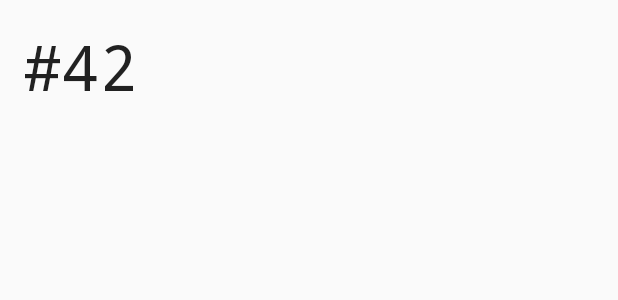
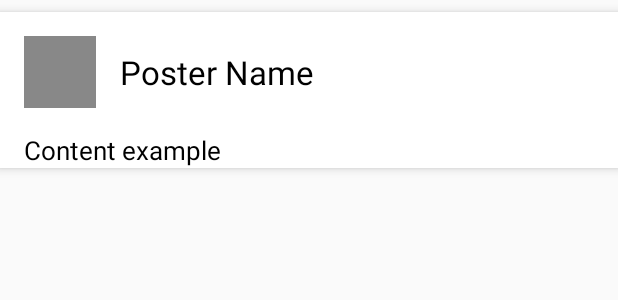
Before and after one commit to jimdotlin/FinalExam, an Android app: the layout list_item.xml on its own in the app's theme, with its tools: preview values and no code run, on a phone screen of 412 x 824 dp. Shown: the top 300 px of the screen. Run offline under Robolectric (Android 15) with nearby library versions, the phone set to English and light mode, and no system bars.

Commit message:
upload 0605 0530

```diff
--- a/app/build.gradle
+++ b/app/build.gradle
@@ -24,7 +24,9 @@ dependencies {
     implementation 'com.android.support:recyclerview-v7:28.0.0'
     implementation 'com.android.support.constraint:constraint-layout:1.1.3'
     implementation 'com.android.support:design:28.0.0'
+    implementation 'com.github.bumptech.glide:glide:3.5.2'
     testImplementation 'junit:junit:4.12'
     androidTestImplementation 'com.android.support.test:runner:1.0.2'
     androidTestImplementation 'com.android.support.test.espresso:espresso-core:3.0.2'
+    implementation 'com.google.android.gms:play-services-ads:12.0.0'
 }
--- /dev/null
+++ b/app/src/main/java/com/example/thefinalexam/ActressProvider.java
@@ -0,0 +1,4 @@
+package com.example.thefinalexam;
+
+public class ActressProvider {
+}
--- a/app/src/main/java/com/example/thefinalexam/QuestionActivity.java
+++ b/app/src/main/java/com/example/thefinalexam/QuestionActivity.java
@@ -11,4 +11,5 @@ public class QuestionActivity extends AppCompatActivity {
         super.onCreate(savedInstanceState);
         setContentView(R.layout.activity_question);
     }
+
 }
--- a/app/src/main/res/layout/list_item.xml
+++ b/app/src/main/res/layout/list_item.xml
@@ -1,17 +1,48 @@
 <?xml version="1.0" encoding="utf-8"?>
-<FrameLayout xmlns:android="http://schemas.android.com/apk/res/android"
+<LinearLayout xmlns:android="http://schemas.android.com/apk/res/android"
     xmlns:tools="http://schemas.android.com/tools"
     android:layout_width="match_parent"
     android:layout_height="wrap_content"
-    android:padding="16dp">
+    android:background="@color/white"
+    android:layout_marginTop="8dp"
+    android:layout_marginBottom="8dp"
+    android:elevation="4dp"
+    android:orientation="vertical">
 
-    <TextView
-        android:id="@+id/tv_item_number"
-        style="@style/TextAppearance.AppCompat.Title"
-        android:layout_width="wrap_content"
+    <LinearLayout
+        android:layout_width="match_parent"
         android:layout_height="wrap_content"
-        android:layout_gravity="center_vertical|start"
-        android:fontFamily="monospace"
-        android:textSize="42sp"
-        tools:text="#42" />
-</FrameLayout>
+        android:orientation="horizontal"
+        android:gravity="center_vertical"
+        android:padding="16dp">
+
+        <ImageView android:id="@+id/ivPosterThumbnail"
+            android:layout_width="48dp"
+            android:layout_height="48dp"
+            android:background="@color/gray"
+            android:scaleType="centerCrop"
+            android:contentDescription="TODO" />
+
+        <TextView android:id="@+id/tvPosterName"
+            android:layout_width="wrap_content"
+            android:layout_height="wrap_content"
+            android:layout_marginLeft="16dp"
+            android:text="Poster Name"
+            android:textSize="22sp"
+            android:textColor="@color/black"/>
+    </LinearLayout>
+
+    <TextView android:id="@+id/tvContent"
+        android:layout_width="match_parent"
+        android:layout_height="wrap_content"
+        android:layout_marginLeft="16dp"
+        android:layout_marginRight="16dp"
+        android:maxLines="5"
+        android:ellipsize="end"
+        android:text="Content example"
+        android:textColor="@color/black"
+        android:textSize="17sp"/>
+
+
+
+    </LinearLayout>
--- a/app/src/main/res/values/colors.xml
+++ b/app/src/main/res/values/colors.xml
@@ -3,4 +3,7 @@
     <color name="colorPrimary">#008577</color>
     <color name="colorPrimaryDark">#00574B</color>
     <color name="colorAccent">#D81B60</color>
+    <color name="black">#000000</color>
+    <color name="gray">#888888</color>
+    <color name="white">#FFFFFF</color>
 </resources>
--- a/app/src/main/res/values/strings.xml
+++ b/app/src/main/res/values/strings.xml
@@ -1,5 +1,4 @@
 <resources>
-    <string name="app_name">theFinalExam</string>
+    <string name="app_name">夢想</string>
     <string name="Action_settings">設定</string>
-    <string name="title_activity_setting">SettingActivity</string>
 </resources>
```
Also changed, not shown: app/src/main/AndroidManifest.xml (+5 -2 lines), app/src/main/java/com/example/thefinalexam/Actress.java (added, +73 -0 lines), app/src/main/java/com/example/thefinalexam/Adapter.java (+61 -100 lines), app/src/main/java/com/example/thefinalexam/DBOpenHelper.java (added, +32 -0 lines), app/src/main/java/com/example/thefinalexam/DetailActivity.java (added, +48 -0 lines), app/src/main/java/com/example/thefinalexam/MainActivity.java (+42 -8 lines), app/src/main/res/layout/activity_detail.xml (added, +71 -0 lines).
